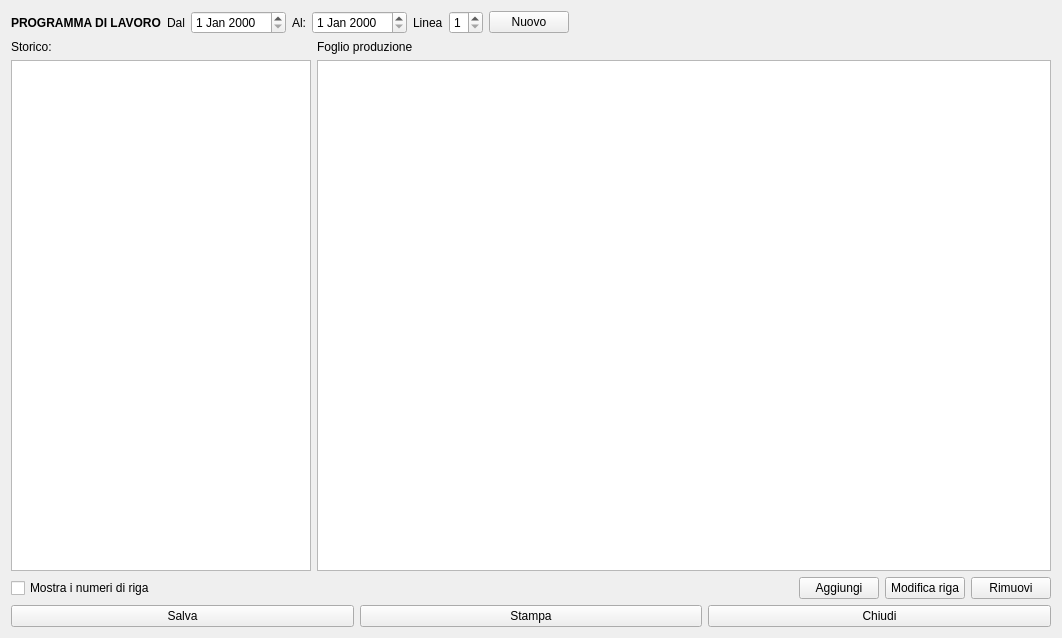
Old version of the form hworkprogram.ui in the repository fblabs/hamlet-mod-sancon.
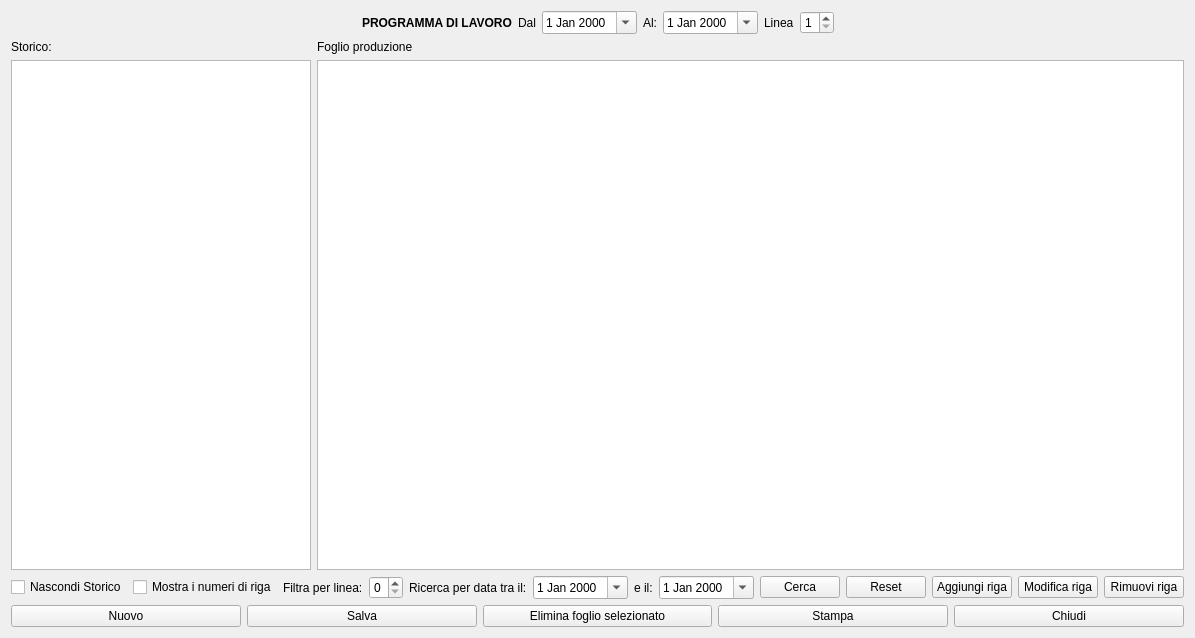
New version of the form. Icons and pictures are not drawn.

```diff
--- a/hworkprogram.ui
+++ b/hworkprogram.ui
@@ -9,7 +9,7 @@
    <rect>
     <x>0</x>
     <y>0</y>
-    <width>1062</width>
+    <width>1131</width>
     <height>638</height>
    </rect>
   </property>
@@ -23,41 +23,35 @@
   <layout class="QVBoxLayout" name="verticalLayout">
    <item>
     <layout class="QGridLayout" name="gridLayout">
-     <item row="0" column="8">
-      <widget class="QPushButton" name="pbNewSheet">
-       <property name="text">
-        <string>Nuovo</string>
-       </property>
-       <property name="icon">
-        <iconset resource="icons.qrc">
-         <normaloff>:/Resources/Plus.PNG</normaloff>:/Resources/Plus.PNG</iconset>
-       </property>
-       <property name="iconSize">
-        <size>
-         <width>32</width>
-         <height>32</height>
-        </size>
-       </property>
-      </widget>
-     </item>
-     <item row="0" column="5">
-      <widget class="QDateEdit" name="deAl"/>
-     </item>
-     <item row="0" column="2">
+     <item row="1" column="3">
       <widget class="QLabel" name="label_4">
        <property name="text">
         <string>Dal</string>
        </property>
       </widget>
      </item>
-     <item row="0" column="4">
+     <item row="1" column="4">
+      <widget class="QDateEdit" name="deDal">
+       <property name="calendarPopup">
+        <bool>true</bool>
+       </property>
+      </widget>
+     </item>
+     <item row="1" column="5">
       <widget class="QLabel" name="label_5">
        <property name="text">
         <string>Al:</string>
        </property>
       </widget>
      </item>
-     <item row="0" column="9">
+     <item row="1" column="7">
+      <widget class="QLabel" name="label_3">
+       <property name="text">
+        <string>Linea</string>
+       </property>
+      </widget>
+     </item>
+     <item row="1" column="10">
       <spacer name="horizontalSpacer_3">
        <property name="orientation">
         <enum>Qt::Horizontal</enum>
@@ -70,7 +64,24 @@
        </property>
       </spacer>
      </item>
-     <item row="0" column="0">
+     <item row="1" column="6">
+      <widget class="QDateEdit" name="deAl">
+       <property name="calendarPopup">
+        <bool>true</bool>
+       </property>
+      </widget>
+     </item>
+     <item row="1" column="8">
+      <widget class="QSpinBox" name="spLinea">
+       <property name="minimum">
+        <number>1</number>
+       </property>
+       <property name="maximum">
+        <number>2</number>
+       </property>
+      </widget>
+     </item>
+     <item row="1" column="1">
       <widget class="QLabel" name="label">
        <property name="font">
         <font>
@@ -83,25 +94,18 @@
        </property>
       </widget>
      </item>
-     <item row="0" column="3">
-      <widget class="QDateEdit" name="deDal"/>
-     </item>
-     <item row="0" column="7">
-      <widget class="QSpinBox" name="spLinea">
-       <property name="minimum">
-        <number>1</number>
+     <item row="1" column="0">
+      <spacer name="horizontalSpacer">
+       <property name="orientation">
+        <enum>Qt::Horizontal</enum>
        </property>
-       <property name="maximum">
-        <number>2</number>
+       <property name="sizeHint" stdset="0">
+        <size>
+         <width>40</width>
+         <height>20</height>
+        </size>
        </property>
-      </widget>
-     </item>
-     <item row="0" column="6">
-      <widget class="QLabel" name="label_3">
-       <property name="text">
-        <string>Linea</string>
-       </property>
-      </widget>
+      </spacer>
      </item>
     </layout>
    </item>
@@ -145,6 +149,9 @@
        <property name="selectionBehavior">
         <enum>QAbstractItemView::SelectRows</enum>
        </property>
+       <attribute name="verticalHeaderShowSortIndicator" stdset="0">
+        <bool>true</bool>
+       </attribute>
       </widget>
      </item>
      <item>
@@ -182,6 +189,13 @@
    </item>
    <item>
     <layout class="QHBoxLayout" name="horizontalLayout_2">
+     <item>
+      <widget class="QCheckBox" name="checkBox">
+       <property name="text">
+        <string>Nascondi Storico</string>
+       </property>
+      </widget>
+     </item>
      <item>
       <widget class="QCheckBox" name="cbshowrows">
        <property name="text">
@@ -189,6 +203,76 @@
        </property>
       </widget>
      </item>
+     <item>
+      <widget class="QLabel" name="label_6">
+       <property name="text">
+        <string>Filtra per linea:</string>
+       </property>
+      </widget>
+     </item>
+     <item>
+      <widget class="QSpinBox" name="spSearchLinea">
+       <property name="minimum">
+        <number>0</number>
+       </property>
+       <property name="maximum">
+        <number>5</number>
+       </property>
+       <property name="value">
+        <number>0</number>
+       </property>
+      </widget>
+     </item>
+     <item>
+      <widget class="QLabel" name="label_7">
+       <property name="text">
+        <string>Ricerca per data tra il:</string>
+       </property>
+      </widget>
+     </item>
+     <item>
+      <widget class="QDateEdit" name="deSearch">
+       <property name="calendarPopup">
+        <bool>true</bool>
+       </property>
+      </widget>
+     </item>
+     <item>
+      <widget class="QLabel" name="label_8">
+       <property name="text">
+        <string>e il:</string>
+       </property>
+      </widget>
+     </item>
+     <item>
+      <widget class="QDateEdit" name="deSearchTo">
+       <property name="calendarPopup">
+        <bool>true</bool>
+       </property>
+      </widget>
+     </item>
+     <item>
+      <widget class="QPushButton" name="pbSearch">
+       <property name="text">
+        <string>Cerca</string>
+       </property>
+       <property name="icon">
+        <iconset resource="icons.qrc">
+         <normaloff>:/Resources/Search.PNG</normaloff>:/Resources/Search.PNG</iconset>
+       </property>
+      </widget>
+     </item>
+     <item>
+      <widget class="QPushButton" name="pbReset">
+       <property name="text">
+        <string>Reset</string>
+       </property>
+       <property name="icon">
+        <iconset resource="icons.qrc">
+         <normaloff>:/Resources/Counterclockwise-arrow64.png</normaloff>:/Resources/Counterclockwise-arrow64.png</iconset>
+       </property>
+      </widget>
+     </item>
      <item>
       <spacer name="horizontalSpacer_2">
        <property name="orientation">
@@ -205,7 +289,7 @@
      <item>
       <widget class="QPushButton" name="pbAdd">
        <property name="text">
-        <string>Aggiungi</string>
+        <string>Aggiungi riga</string>
        </property>
        <property name="icon">
         <iconset resource="icons.qrc">
@@ -227,7 +311,7 @@
      <item>
       <widget class="QPushButton" name="pbRemove">
        <property name="text">
-        <string>Rimuovi</string>
+        <string>Rimuovi riga</string>
        </property>
        <property name="icon">
         <iconset resource="icons.qrc">
@@ -239,6 +323,23 @@
    </item>
    <item>
     <layout class="QHBoxLayout" name="horizontalLayout">
+     <item>
+      <widget class="QPushButton" name="pbNewSheet">
+       <property name="text">
+        <string>Nuovo</string>
+       </property>
+       <property name="icon">
+        <iconset resource="icons.qrc">
+         <normaloff>:/Resources/Plus.PNG</normaloff>:/Resources/Plus.PNG</iconset>
+       </property>
+       <property name="iconSize">
+        <size>
+         <width>32</width>
+         <height>32</height>
+        </size>
+       </property>
+      </widget>
+     </item>
      <item>
       <widget class="QPushButton" name="pbSave">
        <property name="text">
@@ -256,6 +357,23 @@
        </property>
       </widget>
      </item>
+     <item>
+      <widget class="QPushButton" name="pbDeleteSheet">
+       <property name="text">
+        <string>Elimina foglio selezionato</string>
+       </property>
+       <property name="icon">
+        <iconset resource="icons.qrc">
+         <normaloff>:/Resources/Banned-Sign.PNG</normaloff>:/Resources/Banned-Sign.PNG</iconset>
+       </property>
+       <property name="iconSize">
+        <size>
+         <width>32</width>
+         <height>32</height>
+        </size>
+       </property>
+      </widget>
+     </item>
      <item>
       <widget class="QPushButton" name="pbPrint">
        <property name="enabled">
```
Left out of the diff: 3 changed lines with no effect on the pictures.
